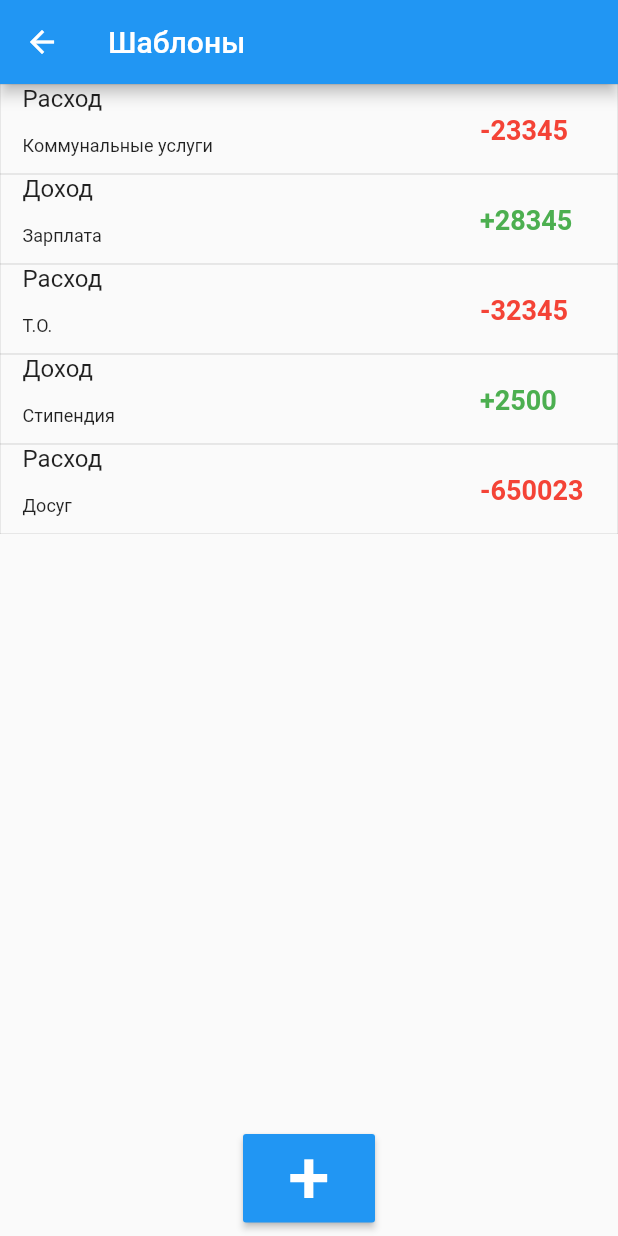
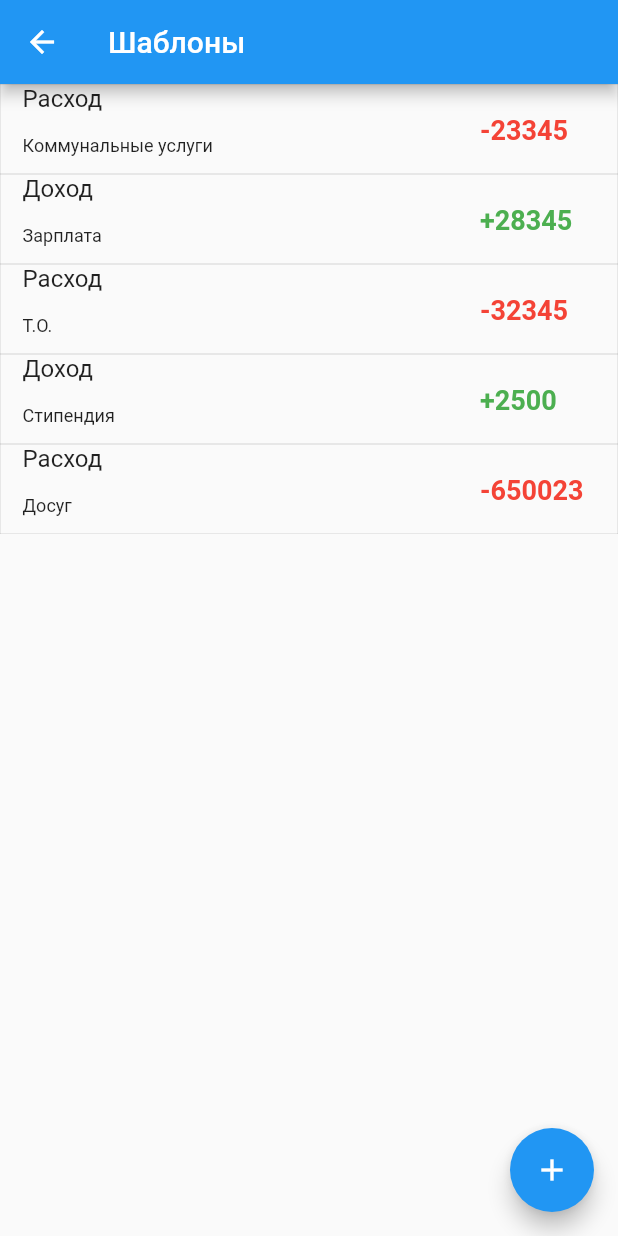
Before and after one commit to andryfaciy/Flatter_App, a Flutter app: the screen it shows after launch, in the side drawer, after a tap on "Шаблоны", on a phone screen of 412 x 824 dp. Run offline on Flutter 3.47's test engine with Material 2 defaults, Android fonts, the phone set to English and light mode, and no system bars.

Commit message:
Update main.dart

```diff
--- a/flutter_app/lib/main.dart
+++ b/flutter_app/lib/main.dart
@@ -1,8 +1,10 @@
 import 'package:flutter/material.dart';
+
 
 void main() {
   runApp(new MyApp());
 }
+
 
 class MyApp extends StatelessWidget {
   @override
@@ -14,10 +16,12 @@ class MyApp extends StatelessWidget {
   }
 }
 
+
 class MyHomePage extends StatefulWidget {
   @override
   _MyHomePageState createState() => new _MyHomePageState();
 }
+
 
 class _MyHomePageState extends State<MyHomePage> {
   @override
@@ -78,10 +82,12 @@ class _MyHomePageState extends State<MyHomePage> {
   }
 }
 
+
 class SettingsPage extends StatefulWidget {
   @override
   State<StatefulWidget> createState() => new _TabsPageState();
 }
+
 
 class _TabsPageState extends State<SettingsPage>{
   bool lights;
@@ -92,6 +98,7 @@ class _TabsPageState extends State<SettingsPage>{
     lights = Global.shared.lights;
     super.initState();
   }
+
 
   @override
   Widget build(BuildContext context) {
@@ -256,11 +263,13 @@ class _TabsPageState extends State<SettingsPage>{
   }
 }
 
+
 class Global{
   static final shared =Global();
   bool isInstructionView = false;
   bool lights = false;
 }
+
 
 class TemplatesPage extends StatelessWidget {   //Экран Шаблоны
   @override
@@ -268,10 +277,8 @@ class TemplatesPage extends StatelessWidget {   //Экран Шаблоны
     return Scaffold(
       appBar: AppBar(title: Text('Шаблоны'),
       ),
-      body: Column(
-        children: [
-          Column(
-            children: [
+      body: ListView(
+          children: <Widget>[
               GestureDetector(
                 onTap: () {
                   print("Tapped a Container");
@@ -483,22 +490,15 @@ class TemplatesPage extends StatelessWidget {   //Экран Шаблоны
                 ),
               ),
             ],
-          ),
-          Container(
-            padding: EdgeInsets.fromLTRB(0, 400, 0, 0) ,
-            child: ButtonTheme(
-              child: RaisedButton(
-                onPressed: () {print("Tapped a Button");},
-                child: Text('+', style: TextStyle(fontSize: 50 , color: Colors.white)),
-                color: Colors.blue,
-              ),
-            ),
-          ),
-        ],
       ),
+        floatingActionButton: FloatingActionButton(
+          tooltip: 'Increment',
+          child: Icon(Icons.add),
+        )
     );
   }
 }
+
 
 class WalletsPage extends StatelessWidget {
   //Экран кошельков
```
